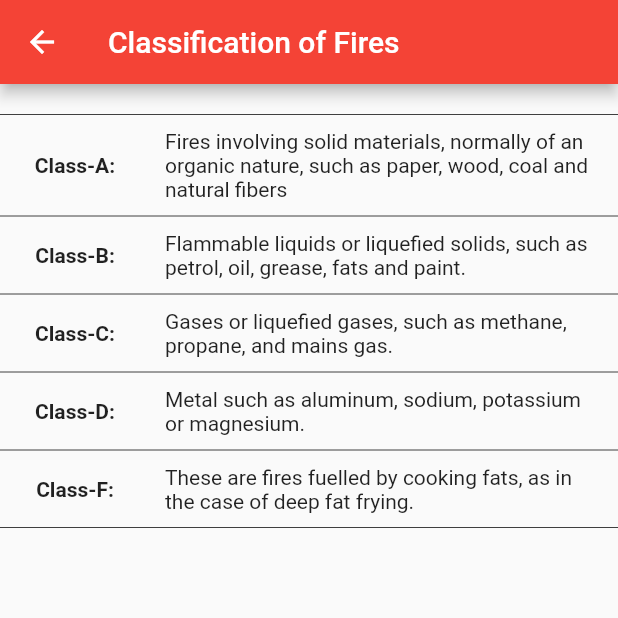
After one commit to mbariya/Plant_Safety_Manual_App, a Flutter app: the ClassificationOfFires screen opened by its route, on a phone screen of 412 x 824 dp, the top half of it. The commit adds this screen. Run offline on Flutter 3.47's test engine with Material 2 defaults, Android fonts, the phone set to English and light mode, and no system bars; our stand-ins replace dynamic_theme.

Commit message:
Classification of Fire added

```diff
--- /dev/null
+++ b/lib/Data/ClassificationOfFires.dart
@@ -0,0 +1,116 @@
+import 'package:flutter/material.dart';
+
+class ClassificationOfFires extends StatefulWidget {
+  @override
+  _ClassificationOfFiresState createState() => _ClassificationOfFiresState();
+}
+
+class _ClassificationOfFiresState extends State<ClassificationOfFires> {
+  @override
+  Widget build(BuildContext context) {
+    return Scaffold(
+      appBar: new AppBar(
+        title: new Text('Classification of Fires'),
+      ),
+      body: new Container(
+        padding: new EdgeInsets.only(top:20.0),
+
+        child: Table(
+          border: TableBorder(
+            top: BorderSide(width: 0.5),
+            bottom: BorderSide(width: 0.5),
+            horizontalInside: BorderSide(width: 0.5),
+          ),
+          defaultVerticalAlignment: TableCellVerticalAlignment.middle,
+          columnWidths:  const <int, TableColumnWidth> {
+            0: FixedColumnWidth(100.0),
+            //1: FixedColumnWidth(110.0),
+          },
+          children: [
+            TableRow(
+                children: [
+                  new Center(
+                    child: Container(
+                      padding: new EdgeInsets.all(10.0),
+                      child: new Text('Class-A:', style: new TextStyle(fontWeight: FontWeight.bold),),
+                    ),
+                  ),
+                  new Center(
+                    child: Container(
+                      padding: new EdgeInsets.all(10.0),
+                      child: new Text('Fires involving solid materials, normally of an organic nature, such as paper, wood, coal and natural fibers'),
+                    ),
+                  ),
+                ]
+            ),
+            TableRow(
+                children: [
+                  new Center(
+                    child: Container(
+                      padding: new EdgeInsets.all(10.0),
+                      child: new Text('Class-B:', style: new TextStyle(fontWeight: FontWeight.bold),),
+                    ),
+                  ),
+                  new Center(
+                    child: Container(
+                      padding: new EdgeInsets.all(10.0),
+                      child: new Text('Flammable liquids or liquefied solids, such as petrol, oil, grease, fats and paint.'),
+                    ),
+                  ),
+                ]
+            ),
+            TableRow(
+                children: [
+                  new Center(
+                    child: Container(
+                      padding: new EdgeInsets.all(10.0),
+                      child: new Text('Class-C:', style: new TextStyle(fontWeight: FontWeight.bold),),
+                    ),
+                  ),
+                  new Center(
+                    child: Container(
+                      padding: new EdgeInsets.all(10.0),
+                      child: new Text('Gases or liquefied gases, such as methane, propane, and mains gas.'),
+                    ),
+                  ),
+                ]
+            ),
+            TableRow(
+                children: [
+                  new Center(
+                    child: Container(
+                      padding: new EdgeInsets.all(10.0),
+                      child: new Text('Class-D:', style: new TextStyle(fontWeight: FontWeight.bold),),
+                    ),
+                  ),
+                  new Center(
+                    child: Container(
+                      padding: new EdgeInsets.all(10.0),
+                      child: new Text('Metal such as aluminum, sodium, potassium or magnesium.'),
+                    ),
+                  ),
+                ]
+            ),
+            TableRow(
+                children: [
+                  new Center(
+                    child: Container(
+                      padding: new EdgeInsets.all(10.0),
+                      child: new Text('Class-F:', style: new TextStyle(fontWeight: FontWeight.bold),),
+                    ),
+                  ),
+                  new Center(
+                    child: Container(
+                      padding: new EdgeInsets.all(10.0),
+                      child: new Text('These are fires fuelled by cooking fats, as in the case of deep fat frying.'),
+                    ),
+                  ),
+                ]
+            ),
+          ],
+        ),
+
+      ),
+    );
+  }
+}
--- a/lib/homePageUI.dart
+++ b/lib/homePageUI.dart
@@ -90,7 +90,7 @@ class _MyHomePageState extends State<MyHomePage> {
         Navigator.of(context).pushNamed("/ToxicAndInfectious");
         break;
       case 'Classification of Fires':
-        //Navigator.of(context).pushNamed("/TLVPage");
+        Navigator.of(context).pushNamed("/ClassificationOfFires");
         break;
       case 'Hearing Protectors':
         //Navigator.of(context).pushNamed("/TLVPage");
--- a/lib/main.dart
+++ b/lib/main.dart
@@ -1,4 +1,5 @@
 import 'package:flutter/material.dart';
+import 'package:plantsafetymanual/Data/ClassificationOfFires.dart';
 import 'package:plantsafetymanual/Data/ToxicAndInfectious.dart';
 import 'package:plantsafetymanual/Data/confinedSpace.dart';
 import 'package:plantsafetymanual/Data/hazardousAreaDefination.dart';
@@ -32,6 +33,7 @@ class MyApp extends StatelessWidget {
           "/ConfinedSpace": (BuildContext context) => new ConfinedSpaceCriteria(),
           "/HazAreaDef": (BuildContext context) => new HazardousAreaDefination(),
           "/ToxicAndInfectious": (BuildContext context) => new ToxicAndInfectious(),
+          "/ClassificationOfFires": (BuildContext context) => new ClassificationOfFires(),
 
         },
       ),
```
